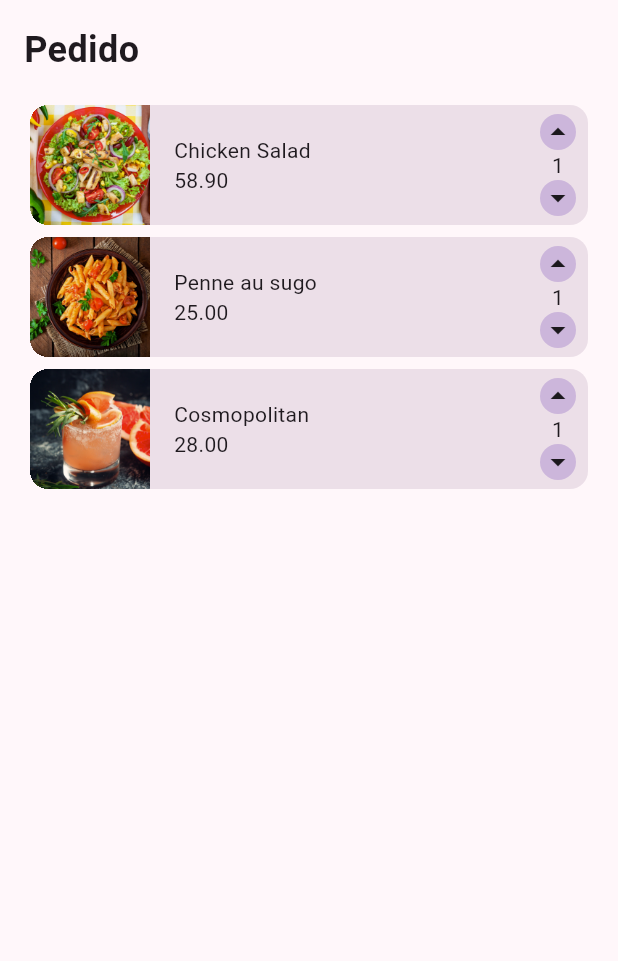
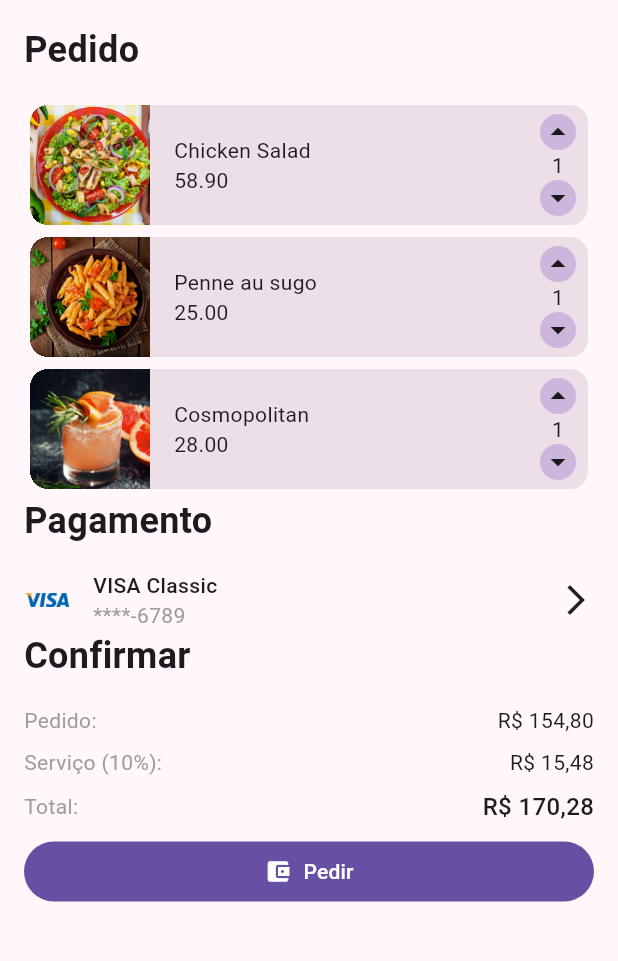
Before and after one commit to otaviohenrique1/ristorante_panucci, a Flutter app: the Checkout screen opened directly, on a phone screen of 412 x 824 dp, the part 84-1045 px from its top. Run offline on Flutter 3.47's test engine with Material 2 defaults, Android fonts, the phone set to English and light mode, and no system bars.

Commit message:
commit 8

```diff
--- a/lib/components/payment_method.dart
+++ b/lib/components/payment_method.dart
@@ -12,7 +12,8 @@ class PaymentMethod extends StatelessWidget {
           width: 30,
           image: AssetImage("assets/images/visa.png"),
         ),
-        Padding(
+        Expanded(
+          child: Padding(
             padding: const EdgeInsets.symmetric(horizontal: 16.0),
             child: Column(
               crossAxisAlignment: CrossAxisAlignment.start,
@@ -23,9 +24,11 @@ class PaymentMethod extends StatelessWidget {
                 ),
                 Text(
                   "****-6789",
-                style: TextStyle(color: AppColors.paymentMethodCardNumberColor),
+                  style:
+                      TextStyle(color: AppColors.paymentMethodCardNumberColor),
                 ),
               ],
+            ),
           ),
         ),
         const Icon(Icons.arrow_forward_ios),
--- a/lib/screens/checkout.dart
+++ b/lib/screens/checkout.dart
@@ -1,6 +1,8 @@
 import 'package:flutter/material.dart';
 import 'package:ristorante_panucci/cardapio.dart';
 import 'package:ristorante_panucci/components/order_item.dart';
+import 'package:ristorante_panucci/components/payment_method.dart';
+import 'package:ristorante_panucci/components/payment_total.dart';
 
 import '../components/main_drawer.dart';
 
@@ -44,7 +46,37 @@ class Checkout extends StatelessWidget {
                 },
                 childCount: items.length,
               ),
-            )
+            ),
+            const SliverToBoxAdapter(
+              child: Padding(
+                padding: EdgeInsets.only(bottom: 16),
+                child: Text(
+                  "Pagamento",
+                  style: TextStyle(
+                    fontSize: 24,
+                    fontWeight: FontWeight.w600,
+                  ),
+                ),
+              ),
+            ),
+            const SliverToBoxAdapter(
+              child: PaymentMethod(),
+            ),
+            const SliverToBoxAdapter(
+              child: Padding(
+                padding: EdgeInsets.only(bottom: 16),
+                child: Text(
+                  "Confirmar",
+                  style: TextStyle(
+                    fontSize: 24,
+                    fontWeight: FontWeight.w600,
+                  ),
+                ),
+              ),
+            ),
+            const SliverToBoxAdapter(
+              child: PaymentTotal(),
+            ),
           ],
         ),
       ),
```
Lines whose indentation alone changed are shown as unchanged.
